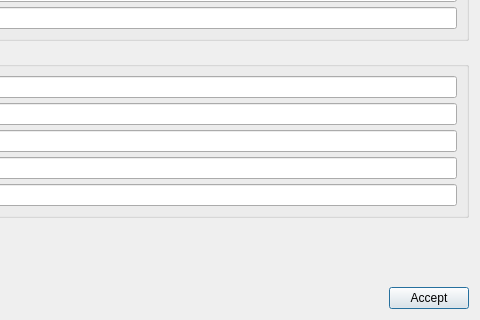
tehnick/elmerfem, file misc/Mesh3D/forms/generalsetup.ui: the form before one commit; both pictures show x 208 to 688 and y 349 to 669 of the 688 by 669 pixel window.
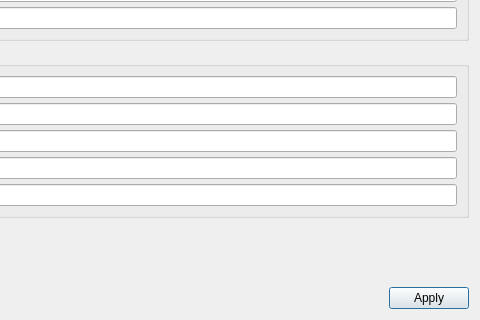
The form after the commit. Icons and pictures are not drawn.

Patch:
```diff
--- a/misc/Mesh3D/forms/generalsetup.ui
+++ b/misc/Mesh3D/forms/generalsetup.ui
@@ -519,7 +519,7 @@
      <item>
       <widget class="QPushButton" name="acceptButton" >
        <property name="text" >
-        <string>Accept</string>
+        <string>Apply</string>
        </property>
        <property name="icon" >
         <iconset resource="../Mesh3D.qrc" >:/icons/dialog-ok-apply.png</iconset>
```
